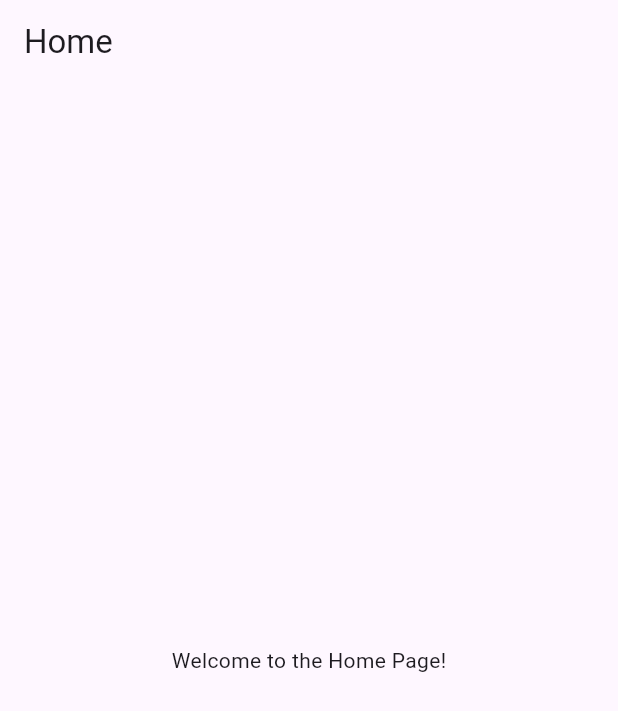
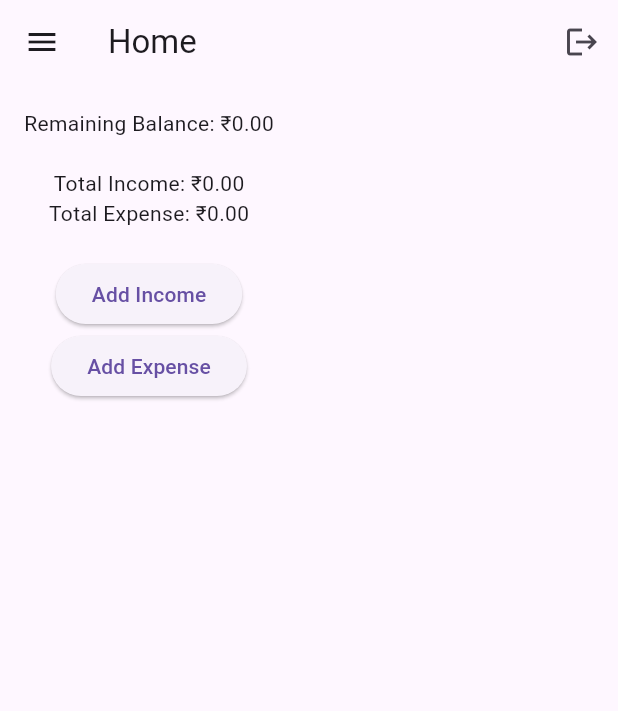
Before and after one commit to Demo7Vlizer/Expense-Tracker.., a Flutter app: the HomePage screen opened directly, on a phone screen of 412 x 824 dp. Shown: the top 711 px of the screen. Run offline on Flutter 3.47's test engine with Material 3 defaults, Android fonts, the phone set to English and light mode, and no system bars.

Commit message:
added more feature like and make home Page more working  ful with adding income and expense

```diff
--- a/lib/main.dart
+++ b/lib/main.dart
@@ -10,7 +10,7 @@ class MyApp extends StatelessWidget {
   @override
   Widget build(BuildContext context) {
     return MaterialApp(
-      title: 'Login App',
+      title: 'Income & Expense Tracker',
       theme: ThemeData(
         primarySwatch: Colors.blue,
       ),
--- /dev/null
+++ b/lib/models/expense_model.dart
@@ -0,0 +1,7 @@
+class Expense {
+  final String title;
+  final double amount;
+  final String category;
+
+  Expense({required this.title, required this.amount, required this.category});
+}
--- /dev/null
+++ b/lib/models/income_model.dart
@@ -0,0 +1,7 @@
+class Income {
+  final String title;
+  final double amount;
+  final String category;
+
+  Income({required this.title, required this.amount, required this.category});
+}
--- a/lib/services/auth_service.dart
+++ b/lib/services/auth_service.dart
@@ -5,4 +5,8 @@ class AuthService {
   static bool login(String email, String password) {
     return email == predefinedEmail && password == predefinedPassword;
   }
+
+  static void logout() {
+    // Handle logout logic
+  }
 }
--- a/lib/utils/constants.dart
+++ b/lib/utils/constants.dart
@@ -1 +1 @@
-const String appTitle = 'Login App';
+const String appTitle = 'Income & Expense Tracker';
--- a/lib/views/home_page.dart
+++ b/lib/views/home_page.dart
@@ -1,13 +1,89 @@
 // lib/views/home_page.dart
 import 'package:flutter/material.dart';
+import 'income_page.dart';
+import 'expense_page.dart';
+import '../services/auth_service.dart';
+import '../widgets/drawer_menu.dart';
+import '../models/income_model.dart';
+import '../models/expense_model.dart';
 
-class HomePage extends StatelessWidget {
+class HomePage extends StatefulWidget {
+  @override
+  _HomePageState createState() => _HomePageState();
+}
+
+class _HomePageState extends State<HomePage> {
+  List<Income> incomes = [];
+  List<Expense> expenses = [];
+
+  double get totalIncome => incomes.fold(0, (sum, item) => sum + item.amount);
+  double get totalExpense => expenses.fold(0, (sum, item) => sum + item.amount);
+  double get remainingBalance => totalIncome - totalExpense;
+
+  void addIncome(Income income) {
+    setState(() {
+      incomes.add(income);
+    });
+  }
+
+  void addExpense(Expense expense) {
+    setState(() {
+      expenses.add(expense);
+    });
+  }
+
   @override
   Widget build(BuildContext context) {
     return Scaffold(
-      appBar: AppBar(title: Text('Home')),
-      body: Center(
-        child: Text('Welcome to the Home Page!'),
+      appBar: AppBar(
+        title: Text('Home'),
+        actions: [
+          IconButton(
+            icon: Icon(Icons.logout),
+            onPressed: () {
+              AuthService.logout();
+              Navigator.pushReplacementNamed(context, '/login');
+            },
+          ),
+        ],
+      ),
+      drawer: DrawerMenu(
+        onAddIncome: addIncome,
+        onAddExpense: addExpense,
+      ),
+      body: Padding(
+        padding: const EdgeInsets.all(16.0),
+        child: Column(
+          children: [
+            Text('Remaining Balance: ₹${remainingBalance.toStringAsFixed(2)}'),
+            SizedBox(height: 20),
+            Text('Total Income: ₹${totalIncome.toStringAsFixed(2)}'),
+            Text('Total Expense: ₹${totalExpense.toStringAsFixed(2)}'),
+            SizedBox(height: 20),
+            ElevatedButton(
+              onPressed: () {
+                Navigator.push(
+                  context,
+                  MaterialPageRoute(
+                    builder: (context) => IncomePage(onAddIncome: addIncome),
+                  ),
+                );
+              },
+              child: Text('Add Income'),
+            ),
+            ElevatedButton(
+              onPressed: () {
+                Navigator.push(
+                  context,
+                  MaterialPageRoute(
+                    builder: (context) => ExpensePage(onAddExpense: addExpense),
+                  ),
+                );
+              },
+              child: Text('Add Expense'),
+            ),
+          ],
+        ),
       ),
     );
   }
```
Also changed, not shown: lib/views/add_expense_page.dart (added, +68 -0 lines), lib/views/add_income_page.dart (added, +68 -0 lines), lib/views/expense_page.dart (added, +45 -0 lines), lib/views/income_page.dart (added, +45 -0 lines), lib/views/login_page.dart (+4 -4 lines), lib/widgets/drawer_menu.dart (added, +73 -0 lines), lib/widgets/entry_list.dart (added).
